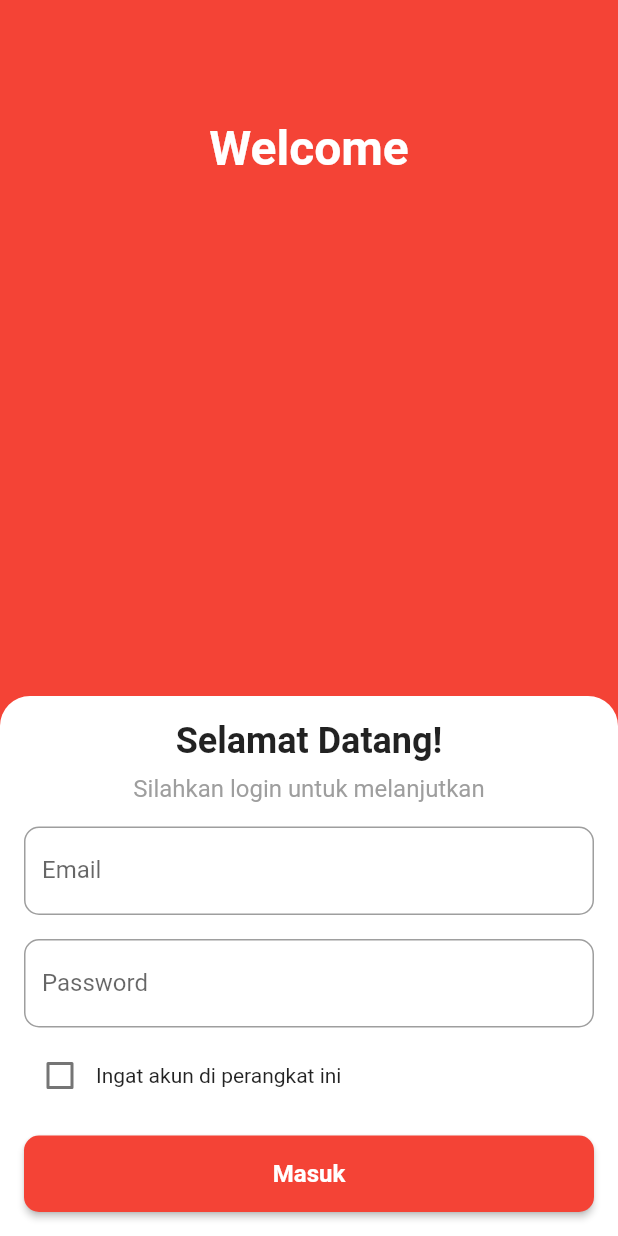
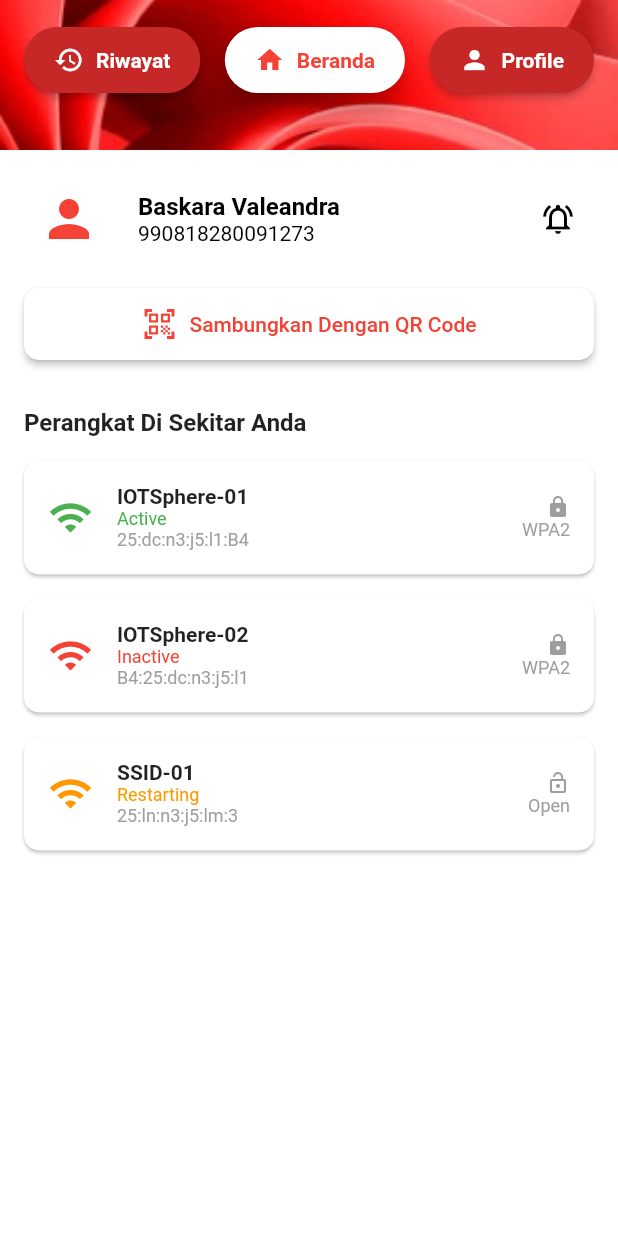
Before and after one commit to salmanfazz/iot_sphere, a Flutter app: the screen it shows after launch, after a tap on "Masuk", on a phone screen of 412 x 824 dp. Run offline on Flutter 3.47's test engine with Material 2 defaults, Android fonts, the phone set to English and light mode, and no system bars.

Commit message:
Add Login and Dummy Home

```diff
--- /dev/null
+++ b/lib/home.dart
@@ -0,0 +1,330 @@
+import 'package:flutter/material.dart';
+
+class HomePage extends StatelessWidget {
+  const HomePage({super.key});
+
+  @override
+  Widget build(BuildContext context) {
+    return Scaffold(
+      body: Stack(
+        children: [
+          // Background gambar untuk layout pertama
+          Positioned.fill(
+            child: Column(
+              children: [
+                // Layout pertama: Background image
+                Container(
+                  height: 100,
+                  decoration: const BoxDecoration(
+                    image: DecorationImage(
+                      image: AssetImage(
+                          'assets/images/background.png'), // Ganti dengan path gambar Anda
+                      fit: BoxFit.cover,
+                    ),
+                  ),
+                ),
+                // Layout kedua: Background putih
+                Expanded(
+                  child: Container(
+                    color: Colors.white,
+                  ),
+                ),
+              ],
+            ),
+          ),
+          Column(
+            children: [
+              // Layout pertama: Navigasi atas
+              SizedBox(
+                height: 100,
+                child: Stack(
+                  children: [
+                    Positioned(
+                      top: 16,
+                      left: 16,
+                      right: 16,
+                      child: Row(
+                        mainAxisAlignment: MainAxisAlignment.spaceBetween,
+                        children: [
+                          CustomButton(
+                            icon: Icons.history,
+                            label: "Riwayat",
+                            isSelected: false,
+                            onPressed: () {
+                              // Aksi untuk Riwayat
+                            },
+                          ),
+                          CustomButton(
+                            icon: Icons.home,
+                            label: "Beranda",
+                            isSelected: true,
+                            onPressed: () {
+                              // Aksi untuk Beranda
+                            },
+                          ),
+                          CustomButton(
+                            icon: Icons.person,
+                            label: "Profile",
+                            isSelected: false,
+                            onPressed: () {
+                              // Aksi untuk Profil
+                            },
+                          ),
+                        ],
+                      ),
+                    ),
+                  ],
+                ),
+              ),
+              // Layout kedua: Konten utama
+              Expanded(
+                child: SingleChildScrollView(
+                  child: Column(
+                    children: [
+                      Container(
+                        padding: const EdgeInsets.all(16),
+                        child: Column(
+                          crossAxisAlignment: CrossAxisAlignment.start,
+                          children: [
+                            // Informasi Pengguna
+                            Row(
+                              children: [
+                                const CircleAvatar(
+                                  radius: 30,
+                                  backgroundColor: Colors.white,
+                                  child: Icon(Icons.person,
+                                      size: 40, color: Colors.red),
+                                ),
+                                const SizedBox(width: 16),
+                                const Column(
+                                  crossAxisAlignment: CrossAxisAlignment.start,
+                                  children: [
+                                    Text(
+                                      'Baskara Valeandra',
+                                      style: TextStyle(
+                                        color: Colors.black,
+                                        fontSize: 16,
+                                        fontWeight: FontWeight.bold,
+                                      ),
+                                    ),
+                                    Text(
+                                      '990818280091273',
+                                      style: TextStyle(
+                                        color: Colors.black,
+                                        fontSize: 14,
+                                      ),
+                                    ),
+                                  ],
+                                ),
+                                const Spacer(),
+                                IconButton(
+                                  icon: const Icon(
+                                      Icons.notifications_active_outlined,
+                                      color: Colors.black),
+                                  onPressed: () {
+                                    // Aksi untuk notifikasi
+                                  },
+                                ),
+                              ],
+                            ),
+                            const SizedBox(height: 16),
+                            // Tombol QR Code dengan panjang simetris
+                            SizedBox(
+                              width: double.infinity,
+                              child: ElevatedButton.icon(
+                                onPressed: () {
+                                  // Aksi untuk QR Code
+                                },
+                                style: ElevatedButton.styleFrom(
+                                  backgroundColor: Colors.white,
+                                  foregroundColor: Colors.red,
+                                  shape: RoundedRectangleBorder(
+                                    borderRadius: BorderRadius.circular(10),
+                                  ),
+                                  padding:
+                                      const EdgeInsets.symmetric(vertical: 12),
+                                ),
+                                icon: const Icon(Icons.qr_code_scanner),
+                                label: const Text('Sambungkan Dengan QR Code'),
+                              ),
+                            ),
+                          ],
+                        ),
+                      ),
+                      const SizedBox(height: 16),
+                      // Daftar Perangkat
+                      const Padding(
+                        padding: EdgeInsets.symmetric(horizontal: 16),
+                        child: Column(
+                          crossAxisAlignment: CrossAxisAlignment.start,
+                          children: [
+                            Text(
+                              'Perangkat Di Sekitar Anda',
+                              style: TextStyle(
+                                fontSize: 16,
+                                fontWeight: FontWeight.bold,
+                              ),
+                            ),
+                            SizedBox(height: 16),
+                            DeviceCard(
+                              deviceName: 'IOTSphere-01',
+                              status: 'Active',
+                              statusColor: Colors.green,
+                              macAddress: '25:dc:n3:j5:l1:B4',
+                              security: 'WPA2',
+                            ),
+                            DeviceCard(
+                              deviceName: 'IOTSphere-02',
+                              status: 'Inactive',
+                              statusColor: Colors.red,
+                              macAddress: 'B4:25:dc:n3:j5:l1',
+                              security: 'WPA2',
+                            ),
+                            DeviceCard(
+                              deviceName: 'SSID-01',
+                              status: 'Restarting',
+                              statusColor: Colors.orange,
+                              macAddress: '25:ln:n3:j5:lm:3',
+                              security: 'Open',
+                            ),
+                          ],
+                        ),
+                      ),
+                    ],
+                  ),
+                ),
+              ),
+            ],
+          ),
+        ],
+      ),
+    );
+  }
+}
+
+// Widget CustomButton
+class CustomButton extends StatelessWidget {
+  final IconData icon;
+  final String label;
+  final bool isSelected;
+  final VoidCallback onPressed;
+
+  const CustomButton({
+    super.key,
+    required this.icon,
+    required this.label,
+    required this.isSelected,
+    required this.onPressed,
+  });
+
+  @override
+  Widget build(BuildContext context) {
+    return ElevatedButton(
+      onPressed: onPressed,
+      style: ElevatedButton.styleFrom(
+        backgroundColor: isSelected ? Colors.white : Colors.red.shade800,
+        foregroundColor: isSelected ? Colors.red : Colors.white,
+        shape: RoundedRectangleBorder(
+          borderRadius: BorderRadius.circular(30),
+        ),
+        padding: const EdgeInsets.symmetric(vertical: 12, horizontal: 20),
+        elevation: isSelected ? 6 : 2,
+      ),
+      child: Row(
+        children: [
+          Icon(icon, size: 20),
+          const SizedBox(width: 8),
+          Text(
+            label,
+            style: const TextStyle(fontSize: 14, fontWeight: FontWeight.bold),
+          ),
+        ],
+      ),
+    );
+  }
+}
+
+// Widget DeviceCard
+class DeviceCard extends StatelessWidget {
+  final String deviceName;
+  final String status;
+  final Color statusColor;
+  final String macAddress;
+  final String security;
+
+  const DeviceCard({
+    super.key,
+    required this.deviceName,
+    required this.status,
+    required this.statusColor,
+    required this.macAddress,
+    required this.security,
+  });
+
+  @override
+  Widget build(BuildContext context) {
+    return Card(
+      shape: RoundedRectangleBorder(borderRadius: BorderRadius.circular(10)),
+      margin: const EdgeInsets.only(bottom: 16),
+      child: Padding(
+        padding: const EdgeInsets.all(16),
+        child: Row(
+          children: [
+            Icon(
+              Icons.wifi,
+              color: statusColor,
+              size: 30,
+            ),
+            const SizedBox(width: 16),
+            Expanded(
+              child: Column(
+                crossAxisAlignment: CrossAxisAlignment.start,
+                children: [
+                  Text(
+                    deviceName,
+                    style: const TextStyle(
+                      fontSize: 14,
+                      fontWeight: FontWeight.bold,
+                    ),
+                  ),
+                  Text(
+                    status,
+                    style: TextStyle(
+                      fontSize: 12,
+                      color: statusColor,
+                    ),
+                  ),
+                  Text(
+                    macAddress,
+                    style: const TextStyle(
+                      fontSize: 12,
+                      color: Colors.grey,
+                    ),
+                  ),
+                ],
+              ),
+            ),
+            const SizedBox(width: 8),
+            Column(
+              crossAxisAlignment: CrossAxisAlignment.end,
+              children: [
+                Icon(
+                  security == 'Open' ? Icons.lock_open : Icons.lock,
+                  color: Colors.grey,
+                  size: 16,
+                ),
+                Text(
+                  security,
+                  style: const TextStyle(
+                    fontSize: 12,
+                    color: Colors.grey,
+                  ),
+                ),
+              ],
+            ),
+          ],
+        ),
+      ),
+    );
+  }
+}
--- a/lib/main.dart
+++ b/lib/main.dart
@@ -1,4 +1,7 @@
 import 'package:flutter/material.dart';
+import 'dart:ui';
+
+import 'home.dart';
 
 void main() {
   runApp(const MyApp());
@@ -9,7 +12,7 @@ class MyApp extends StatelessWidget {
 
   @override
   Widget build(BuildContext context) {
-    return MaterialApp(
+    return const MaterialApp(
       debugShowCheckedModeBanner: false,
       home: LoginPage(),
     );
@@ -17,32 +20,52 @@ class MyApp extends StatelessWidget {
 }
 
 class LoginPage extends StatelessWidget {
+  const LoginPage({super.key});
+
   @override
   Widget build(BuildContext context) {
     return Scaffold(
       body: Stack(
         children: [
-          // Background color
-          Container(
-            color: Colors.red,
+          // Background image with blur effect
+          Stack(
+            children: [
+              Container(
+                height: MediaQuery.of(context).size.height,
+                decoration: const BoxDecoration(
+                  image: DecorationImage(
+                    image: AssetImage('assets/images/background.png'),
+                    fit: BoxFit.fitWidth,
+                  ),
+                ),
+              ),
+              Positioned.fill(
+                child: BackdropFilter(
+                  filter: ImageFilter.blur(sigmaX: 10, sigmaY: 10),
+                  child: Container(
+                    color: Colors.black.withOpacity(0.2),
+                  ),
+                ),
+              ),
+            ],
           ),
-          const Align(
-            alignment: Alignment.topCenter,
-            child: Padding(
-              padding: const EdgeInsets.only(top: 80.0),
-              child: Text(
-                'Welcome',
-                style: TextStyle(
-                  fontSize: 32,
-                  fontWeight: FontWeight.bold,
-                  color: Colors.white,
-                ),
+          // Welcome image in the middle above login form
+          Positioned(
+            top: MediaQuery.of(context).size.height * 0.20,
+            left: 0,
+            right: 0,
+            child: Center(
+              child: Image.asset(
+                'assets/images/Welcome.png',
+                width: 250,
               ),
             ),
           ),
+          // Login form fixed at the bottom
           Align(
             alignment: Alignment.bottomCenter,
             child: Container(
+              width: double.infinity,
               padding: const EdgeInsets.all(16.0),
               decoration: const BoxDecoration(
                 color: Colors.white,
@@ -50,11 +73,12 @@ class LoginPage extends StatelessWidget {
               ),
               child: Column(
                 mainAxisSize: MainAxisSize.min,
+                crossAxisAlignment: CrossAxisAlignment.start, // Align to left
                 children: [
                   const Text(
                     'Selamat Datang!',
                     style: TextStyle(
-                      fontSize: 24,
+                      fontSize: 18,
                       fontWeight: FontWeight.bold,
                     ),
                   ),
@@ -62,7 +86,7 @@ class LoginPage extends StatelessWidget {
                   const Text(
                     'Silahkan login untuk melanjutkan',
                     style: TextStyle(
-                      fontSize: 16,
+                      fontSize: 12,
                       color: Colors.grey,
                     ),
                   ),
@@ -101,13 +125,21 @@ class LoginPage extends StatelessWidget {
                     width: double.infinity,
                     child: ElevatedButton(
                       style: ElevatedButton.styleFrom(
-                        backgroundColor: Colors.red,
+                        backgroundColor: const Color(0xFFEC0000),
                         shape: RoundedRectangleBorder(
                           borderRadius: BorderRadius.circular(10),
                         ),
                         padding: const EdgeInsets.symmetric(vertical: 16),
                       ),
-                      onPressed: () {},
+                      onPressed: () {
+                        // Aksi untuk pindah ke halaman Home
+                        Navigator.push(
+                          context,
+                          MaterialPageRoute(
+                            builder: (context) => const HomePage(),
+                          ),
+                        );
+                      },
                       child: const Text(
                         'Masuk',
                         style: TextStyle(
```
Also changed, not shown: pubspec.yaml (+5 -4 lines), assets/images/Welcome.png (added), assets/images/Welcome1.png (added), assets/images/background.png (added), assets/images/bg.png (added).
